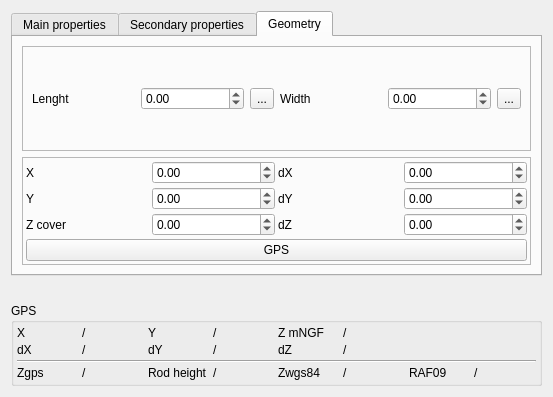
Old version of the form Lamia/iface/qgiswidget/tools/toolprepro/base3_urbandrainage/lamiabase_ud_node_tool_ui.ui in the repository Artelia/Lamia.
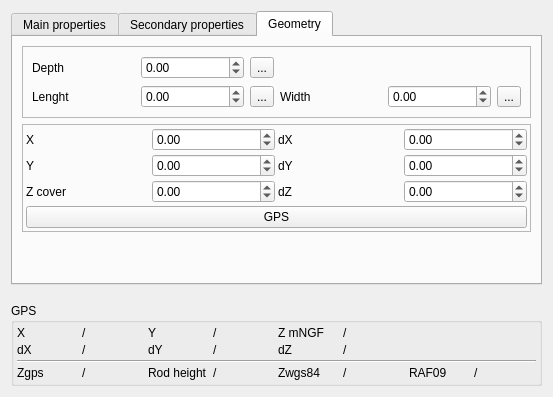
New version of the form. The open tabs and pages were chosen to show the change.

Patch:
```diff
--- a/Lamia/iface/qgiswidget/tools/toolprepro/base3_urbandrainage/lamiabase_ud_node_tool_ui.ui
+++ b/Lamia/iface/qgiswidget/tools/toolprepro/base3_urbandrainage/lamiabase_ud_node_tool_ui.ui
@@ -82,13 +82,6 @@
           <item row="1" column="1">
            <widget class="QComboBox" name="comboBox_environnement"/>
           </item>
-          <item row="5" column="5">
-           <widget class="QToolButton" name="toolButton_calc">
-            <property name="text">
-             <string>...</string>
-            </property>
-           </widget>
-          </item>
           <item row="3" column="3">
            <widget class="QLabel" name="label_54">
             <property name="text">
@@ -109,29 +102,9 @@
             </property>
            </widget>
           </item>
-          <item row="5" column="4">
-           <widget class="QDoubleSpinBox" name="doubleSpinBox_profradierouvrage">
-            <property name="minimum">
-             <double>-1.000000000000000</double>
-            </property>
-            <property name="maximum">
-             <double>999.000000000000000</double>
-            </property>
-           </widget>
-          </item>
           <item row="5" column="1">
            <widget class="QComboBox" name="comboBox_Formetampon"/>
           </item>
-          <item row="5" column="3">
-           <widget class="QLabel" name="label_24">
-            <property name="text">
-             <string>Depth </string>
-            </property>
-            <property name="wordWrap">
-             <bool>true</bool>
-            </property>
-           </widget>
-          </item>
           <item row="3" column="4" colspan="2">
            <widget class="QComboBox" name="comboBox_soustype"/>
           </item>
@@ -690,35 +663,45 @@
           <enum>QFrame::Raised</enum>
          </property>
          <layout class="QGridLayout" name="gridLayout_6">
-          <item row="0" column="0">
-           <widget class="QLabel" name="label_28">
+          <item row="3" column="1">
+           <widget class="QDoubleSpinBox" name="doubleSpinBox_longueur">
+            <property name="minimum">
+             <double>-1.000000000000000</double>
+            </property>
+            <property name="maximum">
+             <double>999.000000000000000</double>
+            </property>
+           </widget>
+          </item>
+          <item row="3" column="5">
+           <widget class="QToolButton" name="toolButton_largeur">
             <property name="text">
-             <string>Lenght</string>
+             <string>...</string>
             </property>
            </widget>
           </item>
-          <item row="0" column="3">
+          <item row="3" column="3">
            <widget class="QLabel" name="label_29">
             <property name="text">
              <string>Width</string>
             </property>
            </widget>
           </item>
-          <item row="0" column="5">
-           <widget class="QToolButton" name="toolButton_largeur">
-            <property name="text">
-             <string>...</string>
-            </property>
-           </widget>
-          </item>
-          <item row="0" column="2">
+          <item row="3" column="2">
            <widget class="QToolButton" name="toolButton_longueur">
             <property name="text">
              <string>...</string>
             </property>
            </widget>
           </item>
-          <item row="0" column="4">
+          <item row="3" column="0">
+           <widget class="QLabel" name="label_28">
+            <property name="text">
+             <string>Lenght</string>
+            </property>
+           </widget>
+          </item>
+          <item row="3" column="4">
            <widget class="QDoubleSpinBox" name="doubleSpinBox_largeur">
             <property name="minimum">
              <double>-1.000000000000000</double>
@@ -728,8 +711,18 @@
             </property>
            </widget>
           </item>
+          <item row="0" column="0">
+           <widget class="QLabel" name="label_24">
+            <property name="text">
+             <string>Depth </string>
+            </property>
+            <property name="wordWrap">
+             <bool>true</bool>
+            </property>
+           </widget>
+          </item>
           <item row="0" column="1">
-           <widget class="QDoubleSpinBox" name="doubleSpinBox_longueur">
+           <widget class="QDoubleSpinBox" name="doubleSpinBox_profradierouvrage">
             <property name="minimum">
              <double>-1.000000000000000</double>
             </property>
@@ -738,6 +731,13 @@
             </property>
            </widget>
           </item>
+          <item row="0" column="2">
+           <widget class="QToolButton" name="toolButton_calc">
+            <property name="text">
+             <string>...</string>
+            </property>
+           </widget>
+          </item>
          </layout>
         </widget>
        </item>
@@ -877,6 +877,19 @@
          </layout>
         </widget>
        </item>
+       <item>
+        <spacer name="verticalSpacer_2">
+         <property name="orientation">
+          <enum>Qt::Vertical</enum>
+         </property>
+         <property name="sizeHint" stdset="0">
+          <size>
+           <width>20</width>
+           <height>40</height>
+          </size>
+         </property>
+        </spacer>
+       </item>
       </layout>
      </widget>
     </widget>
```
Left out of the diff: 2 changed lines with no effect on the pictures.
